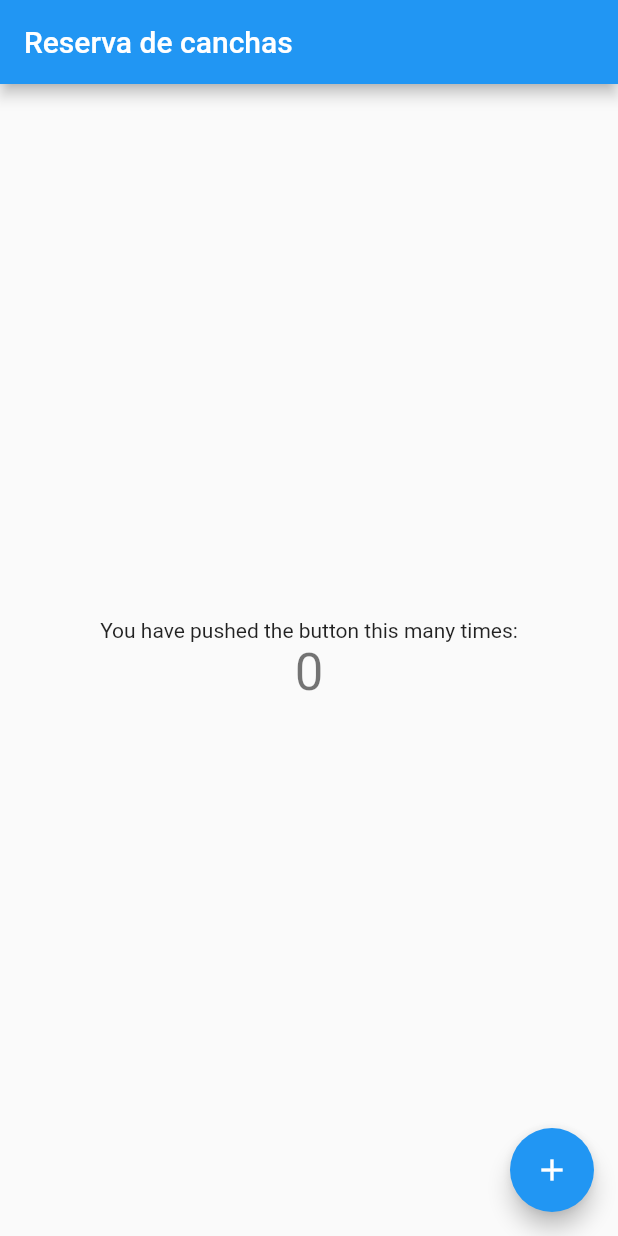
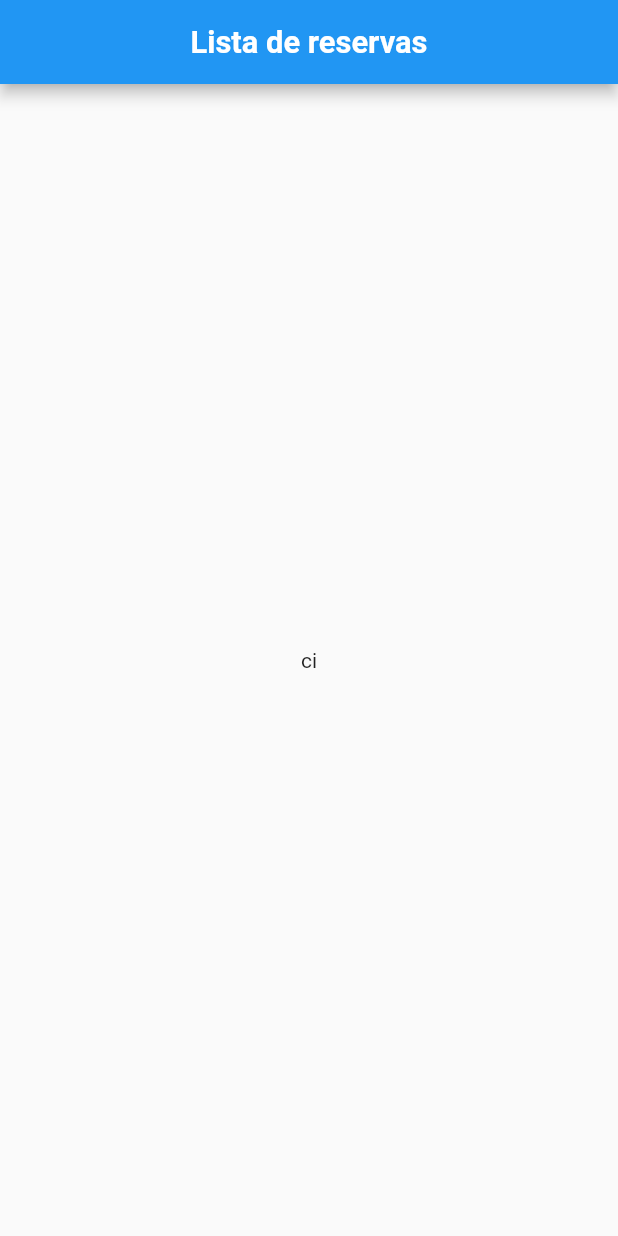
Before and after one commit to NohayNombres/ReservasCanchasNolatech, a Flutter app: the screen it shows after launch, on a phone screen of 412 x 824 dp. Run offline on Flutter 3.47's test engine with Material 2 defaults, Android fonts, the phone set to English and light mode, and no system bars; our stand-ins replace dio, get_it, hive, hive_flutter, sizer; accounts and stored records are empty.

Commit message:
architecture and hive

```diff
--- /dev/null
+++ b/lib/data/datasources/local/boxes.dart
@@ -0,0 +1,6 @@
+import 'package:hive/hive.dart';
+import 'package:reservas_canchas_nolatech/data/models/local/reserve/reserve.dart';
+
+class Boxes {
+  static Box<Reserve> reserveBox() => Hive.box('reserve');
+}
--- /dev/null
+++ b/lib/data/datasources/remote/reserve_remote_data.dart
@@ -0,0 +1,4 @@
+class ReserveRemoteData {
+
+
+}
--- /dev/null
+++ b/lib/domain/repositories/reserve_repository.dart
@@ -0,0 +1,6 @@
+abstract class ReserveRepositoryInterface {
+  int createReserve();
+  void updateReserve(int reserve);
+  void cancelReserve(int reserve);
+  void getReservesList();
+}
--- a/lib/main.dart
+++ b/lib/main.dart
@@ -1,115 +1,47 @@
 import 'package:flutter/material.dart';
+import 'package:get_it/get_it.dart';
+import 'package:hive_flutter/adapters.dart';
+import 'package:reservas_canchas_nolatech/data/models/local/reserve/reserve.dart';
+import 'package:reservas_canchas_nolatech/data/repositories/court_respository_impl.dart';
+import 'package:reservas_canchas_nolatech/presentation/screens/reserves_list.dart';
+import 'package:sizer/sizer.dart';
 
-void main() {
+_registerAdapters() {
+  Hive.registerAdapter(ReserveAdapter());
+}
+
+_openBoxes() async {
+  await Hive.openBox<Reserve>('reserve');
+}
+
+_initDependencies() {
+  GetIt.I.registerLazySingleton(() => ReserveRepository());
+}
+
+void main() async {
+  WidgetsFlutterBinding.ensureInitialized();
+  await Hive.initFlutter();
+  _registerAdapters();
+  _openBoxes();
+  _initDependencies();
+
   runApp(const MyApp());
 }
 
 class MyApp extends StatelessWidget {
   const MyApp({super.key});
 
-  // This widget is the root of your application.
   @override
   Widget build(BuildContext context) {
+    return Sizer(builder: (context, orientation, deviceType) {
       return MaterialApp(
+        debugShowCheckedModeBanner: false,
         title: 'Flutter Demo',
         theme: ThemeData(
-        // This is the theme of your application.
-        //
-        // Try running your application with "flutter run". You'll see the
-        // application has a blue toolbar. Then, without quitting the app, try
-        // changing the primarySwatch below to Colors.green and then invoke
-        // "hot reload" (press "r" in the console where you ran "flutter run",
-        // or simply save your changes to "hot reload" in a Flutter IDE).
-        // Notice that the counter didn't reset back to zero; the application
-        // is not restarted.
           primarySwatch: Colors.blue,
         ),
-      home: const MyHomePage(title: 'Reserva de canchas'),
+        home: const ReserveListScreen(),
       );
+    });
   }
 }
-
-class MyHomePage extends StatefulWidget {
-  const MyHomePage({super.key, required this.title});
-
-  // This widget is the home page of your application. It is stateful, meaning
-  // that it has a State object (defined below) that contains fields that affect
-  // how it looks.
-
-  // This class is the configuration for the state. It holds the values (in this
-  // case the title) provided by the parent (in this case the App widget) and
-  // used by the build method of the State. Fields in a Widget subclass are
-  // always marked "final".
-
-  final String title;
-
-  @override
-  State<MyHomePage> createState() => _MyHomePageState();
-}
-
-class _MyHomePageState extends State<MyHomePage> {
-  int _counter = 0;
-
-  void _incrementCounter() {
-    setState(() {
-      // This call to setState tells the Flutter framework that something has
-      // changed in this State, which causes it to rerun the build method below
-      // so that the display can reflect the updated values. If we changed
-      // _counter without calling setState(), then the build method would not be
-      // called again, and so nothing would appear to happen.
-      _counter++;
-    });
-  }
-
-  @override
-  Widget build(BuildContext context) {
-    // This method is rerun every time setState is called, for instance as done
-    // by the _incrementCounter method above.
-    //
-    // The Flutter framework has been optimized to make rerunning build methods
-    // fast, so that you can just rebuild anything that needs updating rather
-    // than having to individually change instances of widgets.
-    return Scaffold(
-      appBar: AppBar(
-        // Here we take the value from the MyHomePage object that was created by
-        // the App.build method, and use it to set our appbar title.
-        title: Text(widget.title),
-      ),
-      body: Center(
-        // Center is a layout widget. It takes a single child and positions it
-        // in the middle of the parent.
-        child: Column(
-          // Column is also a layout widget. It takes a list of children and
-          // arranges them vertically. By default, it sizes itself to fit its
-          // children horizontally, and tries to be as tall as its parent.
-          //
-          // Invoke "debug painting" (press "p" in the console, choose the
-          // "Toggle Debug Paint" action from the Flutter Inspector in Android
-          // Studio, or the "Toggle Debug Paint" command in Visual Studio Code)
-          // to see the wireframe for each widget.
-          //
-          // Column has various properties to control how it sizes itself and
-          // how it positions its children. Here we use mainAxisAlignment to
-          // center the children vertically; the main axis here is the vertical
-          // axis because Columns are vertical (the cross axis would be
-          // horizontal).
-          mainAxisAlignment: MainAxisAlignment.center,
-          children: <Widget>[
-            const Text(
-              'You have pushed the button this many times:',
-            ),
-            Text(
-              '$_counter',
-              style: Theme.of(context).textTheme.headlineMedium,
-            ),
-          ],
-        ),
-      ),
-      floatingActionButton: FloatingActionButton(
-        onPressed: _incrementCounter,
-        tooltip: 'Increment',
-        child: const Icon(Icons.add),
-      ), // This trailing comma makes auto-formatting nicer for build methods.
-    );
-  }
-}
--- /dev/null
+++ b/lib/presentation/layouts/base_layout.dart
@@ -0,0 +1,25 @@
+import 'package:flutter/material.dart';
+import 'package:reservas_canchas_nolatech/presentation/widgets/custom_text.dart';
+import 'package:sizer/sizer.dart';
+
+class BaseLayout extends StatelessWidget {
+  const BaseLayout({super.key, required this.body, required this.title});
+
+  final Widget body;
+  final String title;
+
+  @override
+  Widget build(BuildContext context) {
+    return Scaffold(
+        appBar: AppBar(
+            title: Center(
+          child: CustomText(
+            fontSize: 15.sp,
+            fontWeight: FontWeight.bold,
+            text: title,
+            textAlign: TextAlign.center,
+          ),
+        )),
+        body: body);
+  }
+}
--- /dev/null
+++ b/lib/presentation/screens/reserves_list.dart
@@ -0,0 +1,15 @@
+import 'package:flutter/material.dart';
+import 'package:reservas_canchas_nolatech/presentation/layouts/base_layout.dart';
+
+class ReserveListScreen extends StatelessWidget {
+  const ReserveListScreen({super.key});
+
+  @override
+  Widget build(BuildContext context) {
+    return const BaseLayout(
+        body: Center(
+          child: Text('ci'),
+        ),
+        title: 'Lista de reservas');
+  }
+}
--- /dev/null
+++ b/lib/presentation/widgets/custom_text.dart
@@ -0,0 +1,34 @@
+import 'package:flutter/material.dart';
+
+class CustomText extends StatelessWidget {
+  const CustomText(
+      {super.key,
+      required this.text,
+      required this.fontSize,
+      this.fontWeight,
+      this.textColor,
+      this.textAlign,
+      this.textDecoration,
+      this.onTap});
+
+  final String text;
+  final double fontSize;
+  final FontWeight? fontWeight;
+  final Color? textColor;
+  final TextAlign? textAlign;
+  final TextDecoration? textDecoration;
+  final void Function()? onTap;
+
+  @override
+  Widget build(BuildContext context) {
+    return GestureDetector(
+      onTap: onTap,
+      child: Text(
+        text,
+        textScaleFactor: 1,
+        textAlign: textAlign,
+        style: TextStyle(fontSize: fontSize, fontWeight: fontWeight, color: textColor, decoration: textDecoration),
+      ),
+    );
+  }
+}
```
Also changed, not shown: lib/data/models/local/reserve/reserve.dart (added, +17 -0 lines), lib/data/models/remote/api_client.dart (added, +30 -0 lines), lib/data/repositories/court_respository_impl.dart (added, +25 -0 lines), pubspec.yaml (+7 -0 lines), lib/data/datasources/local/reserve_local_data.dart (added), lib/data/models/local/reserve/reserve.g.dart (added), lib/presentation/screens/reserve_form.dart (added), lib/presentation/widgets/custom_dialog.dart (added), pubspec.lock. Lines whose indentation alone changed are shown as unchanged.
